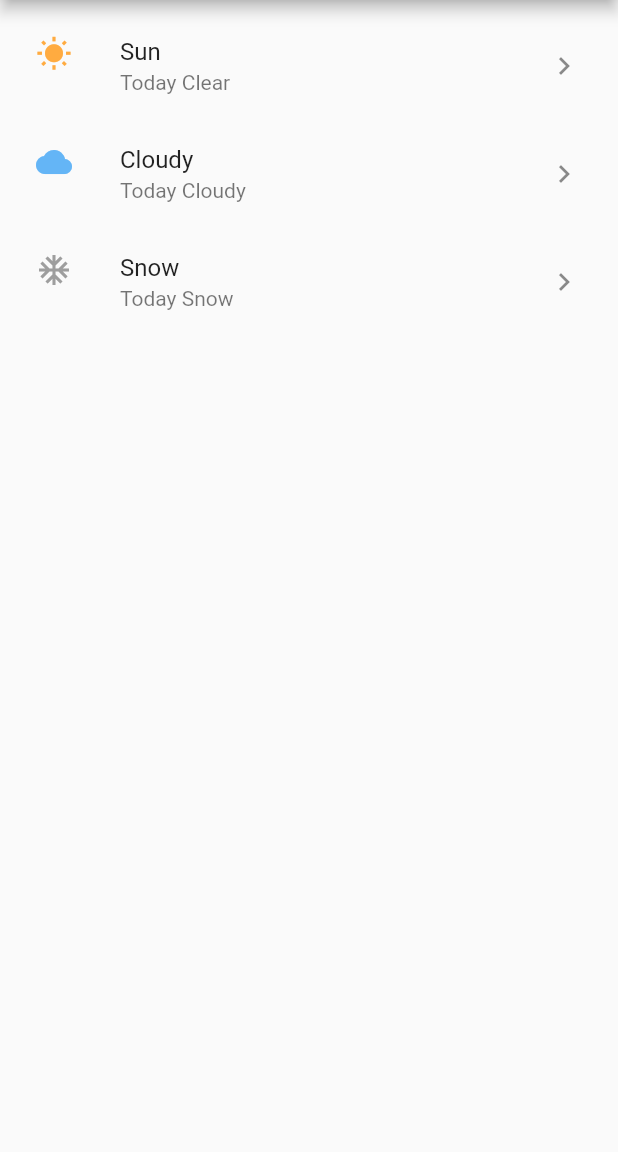
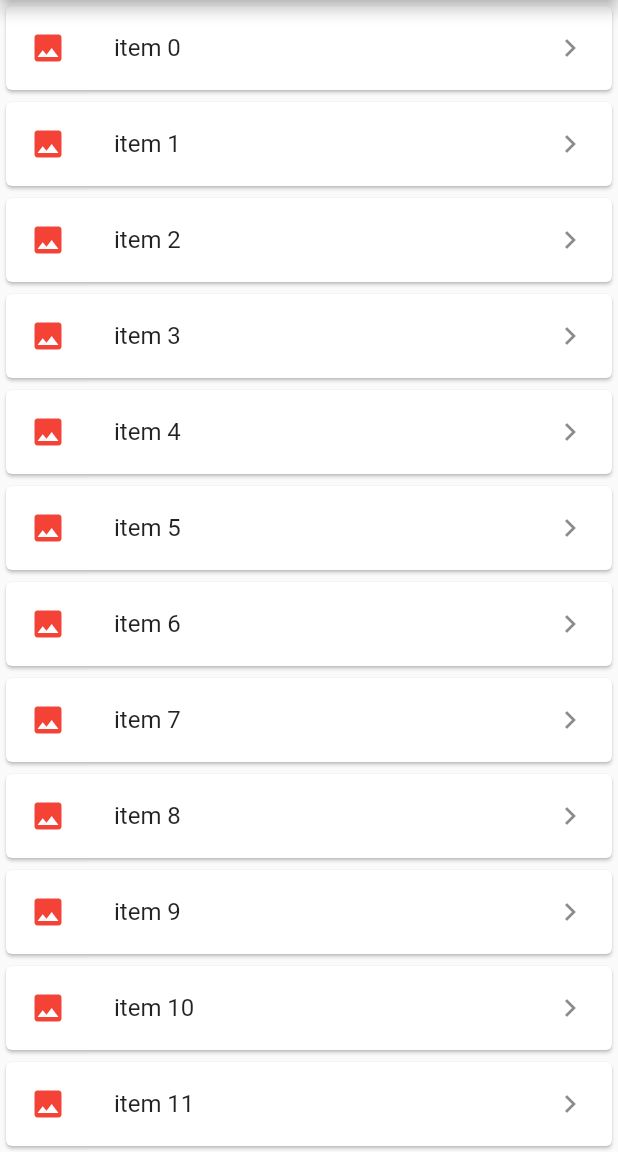
Before and after one commit to YanaLugina/app_list_view, a Flutter app: the screen it shows after launch, on a phone screen of 412 x 824 dp, the part 84-1236 px from its top. Run offline on Flutter 3.47's test engine with Material 2 defaults, Android fonts, the phone set to English and light mode, and no system bars.

Commit message:
vertical: create dynamic ListView items

```diff
--- a/lib/main.dart
+++ b/lib/main.dart
@@ -30,7 +30,7 @@ class MyListView extends StatelessWidget {
   }
 }
 
-Widget _myListView() {
+/*Widget _myListView() {
   return ListView(
     padding: EdgeInsets.all(8.0),
     // shrinkWrap: true, // very heavy, need many recalculation actions, do not use this
@@ -61,4 +61,21 @@ Widget _myListView() {
       ),
     ],
   );
+}*/
+
+Widget _myListView() {
+  final List<String> items = List<String>.generate(10000, (i) => 'item $i');
+
+  return ListView.builder(
+    itemCount: items.length,
+    itemBuilder: (context, index) {
+      return Card(
+        child: ListTile(
+          title: Text('${items[index]}'),
+          leading: Icon(Icons.insert_photo, color: Colors.red),
+          trailing: Icon(Icons.keyboard_arrow_right),
+        ),
+      );
+    },
+  );
 }
```
